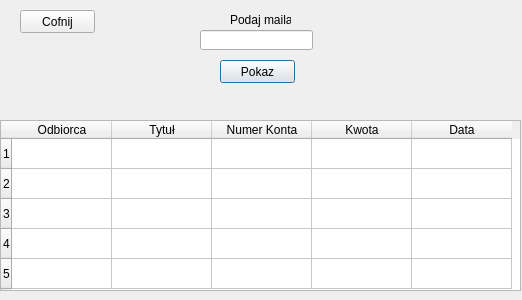
Above: MAIN_MENU/admin_transfer_history.ui from Gierlaszek/Banking-System-Sym before the change. Below: the same form after it.
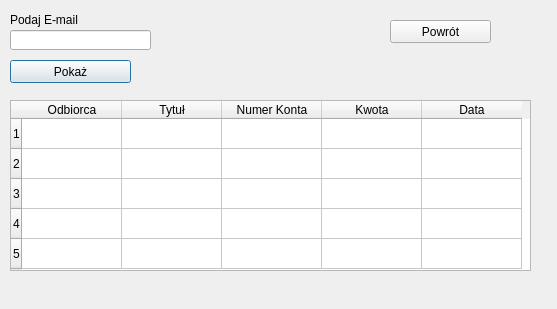
That is the form after the change.

The edit to the form file:
```diff
--- a/MAIN_MENU/admin_transfer_history.ui
+++ b/MAIN_MENU/admin_transfer_history.ui
@@ -6,8 +6,8 @@
    <rect>
     <x>0</x>
     <y>0</y>
-    <width>522</width>
-    <height>300</height>
+    <width>557</width>
+    <height>309</height>
    </rect>
   </property>
   <property name="windowTitle">
@@ -16,48 +16,48 @@
   <widget class="QPushButton" name="pushButton">
    <property name="geometry">
     <rect>
-     <x>220</x>
+     <x>10</x>
      <y>60</y>
-     <width>75</width>
+     <width>121</width>
      <height>23</height>
     </rect>
    </property>
    <property name="text">
-    <string>Pokaz</string>
+    <string>Pokaż</string>
    </property>
   </widget>
   <widget class="QPushButton" name="pushButton_2">
    <property name="geometry">
     <rect>
-     <x>20</x>
-     <y>10</y>
-     <width>75</width>
+     <x>390</x>
+     <y>20</y>
+     <width>101</width>
      <height>23</height>
     </rect>
    </property>
    <property name="text">
-    <string>Cofnij</string>
+    <string>Powrót</string>
    </property>
   </widget>
   <widget class="QLabel" name="label">
    <property name="geometry">
     <rect>
-     <x>230</x>
+     <x>10</x>
      <y>10</y>
-     <width>61</width>
+     <width>121</width>
      <height>20</height>
     </rect>
    </property>
    <property name="text">
-    <string>Podaj maila</string>
+    <string>Podaj E-mail</string>
    </property>
   </widget>
   <widget class="QLineEdit" name="lineEdit">
    <property name="geometry">
     <rect>
-     <x>200</x>
+     <x>10</x>
      <y>30</y>
-     <width>113</width>
+     <width>141</width>
      <height>20</height>
     </rect>
    </property>
@@ -65,8 +65,8 @@
   <widget class="QTableWidget" name="tableWidget">
    <property name="geometry">
     <rect>
-     <x>0</x>
-     <y>120</y>
+     <x>10</x>
+     <y>100</y>
      <width>521</width>
      <height>171</height>
     </rect>
```
